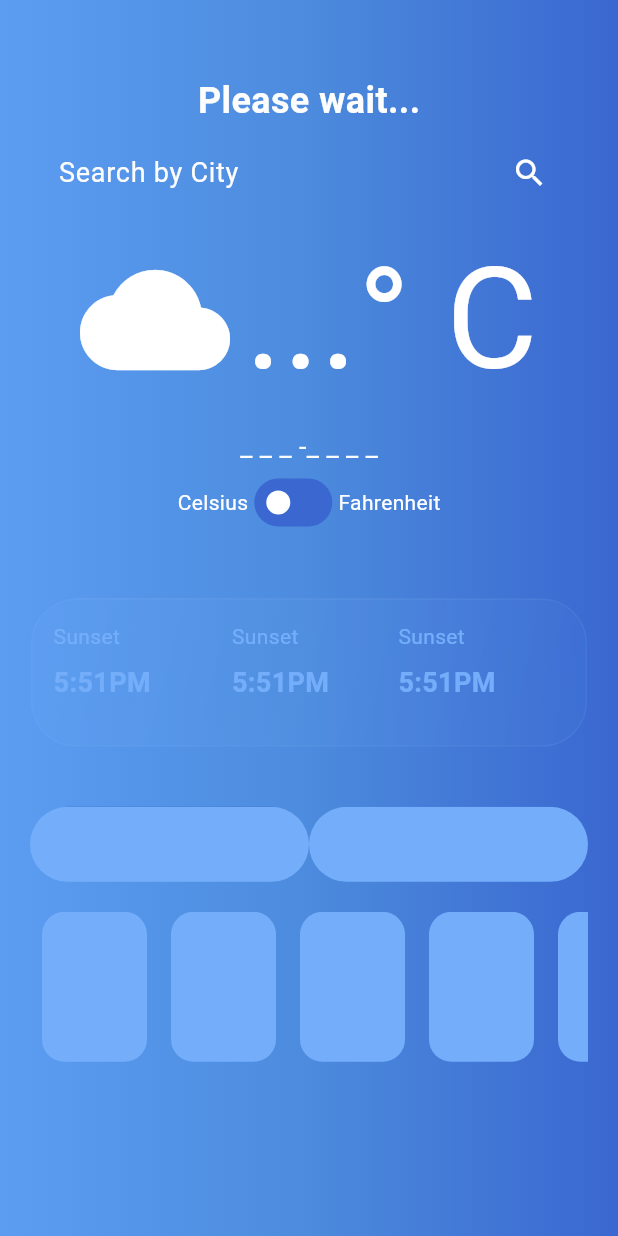
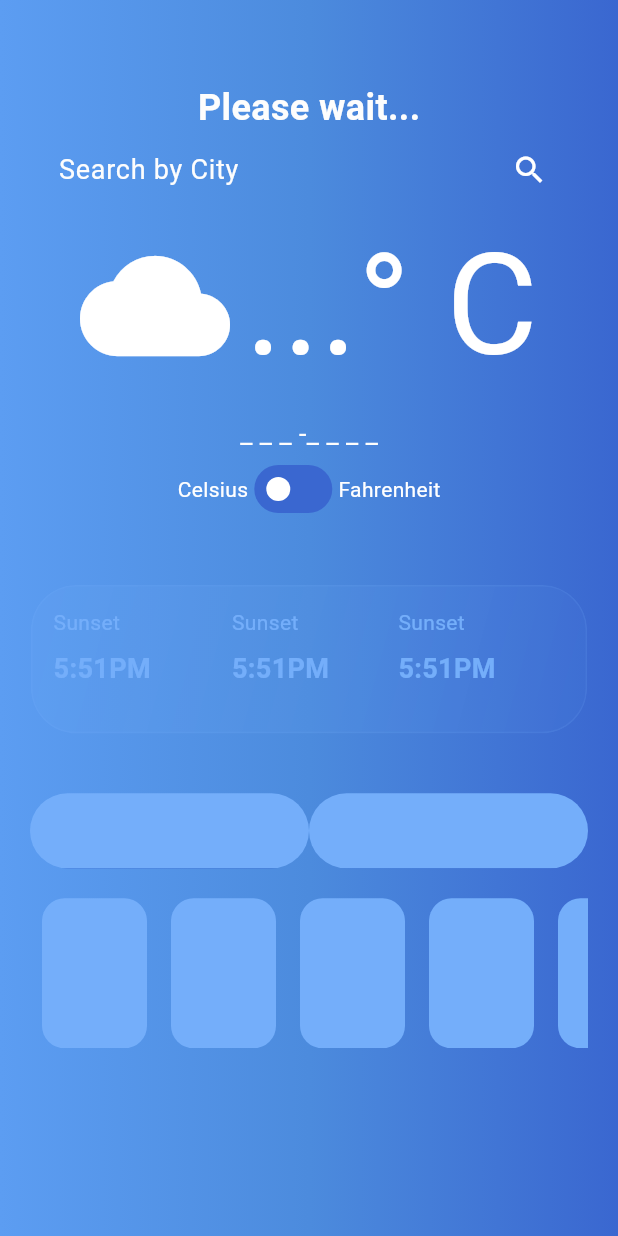
Before and after one commit to haadiyaa/weatherapp_test, a Flutter app: the screen it shows after launch, on a phone screen of 412 x 824 dp. Run offline on Flutter 3.47's test engine with Material 3 defaults, Android fonts, the phone set to English and light mode, and no system bars; drawn by our look-alikes of shimmer; our stand-ins replace bloc, flutter_bloc, geocoding, geolocator.

Commit message:
some changes in ui

```diff
--- a/lib/view/screens/homepage.dart
+++ b/lib/view/screens/homepage.dart
@@ -70,7 +70,7 @@
             ],
           ),
         ),
-        padding: const EdgeInsets.all(20.0),
+        padding: const EdgeInsets.only(left: 20.0, right: 20.0, top: 25),
         child: SingleChildScrollView(
           child: Column(
             children: [
@@ -79,12 +79,12 @@
               MySearchBar(size: size, locationText: locationText),
               BlocBuilder<WeatherBloc, WeatherState>(
                 builder: (context, state) {
-                  if (state.weather==Weather.current) {
+                  if (state.weather == Weather.current) {
                     final temp = state.weatherCurrentModel!;
 
                     return Temperature(temp: temp);
                   }
-                  if (state.weather==Weather.search) {
+                  if (state.weather == Weather.search) {
                     final temp = state.searchCurrentWeather!;
 
                     return Temperature(temp: temp);
@@ -104,11 +104,11 @@
               const SizedBox(height: 5),
               BlocBuilder<WeatherBloc, WeatherState>(
                 builder: (context, state) {
-                  if (state.weather==Weather.current) {
+                  if (state.weather == Weather.current) {
                     final desc = state.weatherCurrentModel!;
                     return Description(desc: desc);
                   }
-                  if (state.weather==Weather.search) {
+                  if (state.weather == Weather.search) {
                     final desc = state.searchCurrentWeather!;
                     return Description(desc: desc);
                   }
@@ -130,11 +130,11 @@
               ),
               BlocBuilder<WeatherBloc, WeatherState>(
                 builder: (context, state) {
-                  if (state.weather==Weather.current) {
+                  if (state.weather == Weather.current) {
                     final data = state.weatherCurrentModel!;
                     return ValuesTile(size: size, data: data);
                   }
-                  if (state.weather==Weather.search) {
+                  if (state.weather == Weather.search) {
                     final data = state.searchCurrentWeather!;
                     return ValuesTile(size: size, data: data);
                   }
@@ -157,7 +157,6 @@
                         weather.add(i);
                       }
                     }
-                    print(weather);
                     return Column(
                       children: [
                         Row(
@@ -197,8 +196,9 @@
                         ),
                         const SizedBox(height: 20),
                         SizedBox(
-                          height: 100,
+                          height: 150,
                           child: ListView.builder(
+                            padding: EdgeInsets.only(bottom: 20),
                             itemCount: weather.length,
                             itemBuilder: (context, index) => BuildGlassCard(
                               time: Helper().formatTo12Hour(
--- a/lib/view/widgets/searchbar.dart
+++ b/lib/view/widgets/searchbar.dart
@@ -33,7 +33,7 @@
             child: TextField(
               onTapOutside: (event) => FocusScope.of(context).unfocus(),
               style: MyAppTextStyles.subtitle.copyWith(
-                fontSize: 28,
+                fontSize: 18,
                 fontWeight: FontWeight.bold,
               ),
               onTap: () {
@@ -43,8 +43,8 @@
               decoration: const InputDecoration(
                 contentPadding:
                     EdgeInsets.symmetric(vertical: 10, horizontal: 15),
-                labelStyle: MyAppTextStyles.subtitle,
-                labelText: 'Search by City',
+                hintStyle: MyAppTextStyles.subtitle,
+                hintText: 'Search by City',
                 enabledBorder:
                     OutlineInputBorder(borderSide: BorderSide.none),
                 focusedBorder: UnderlineInputBorder(
```
